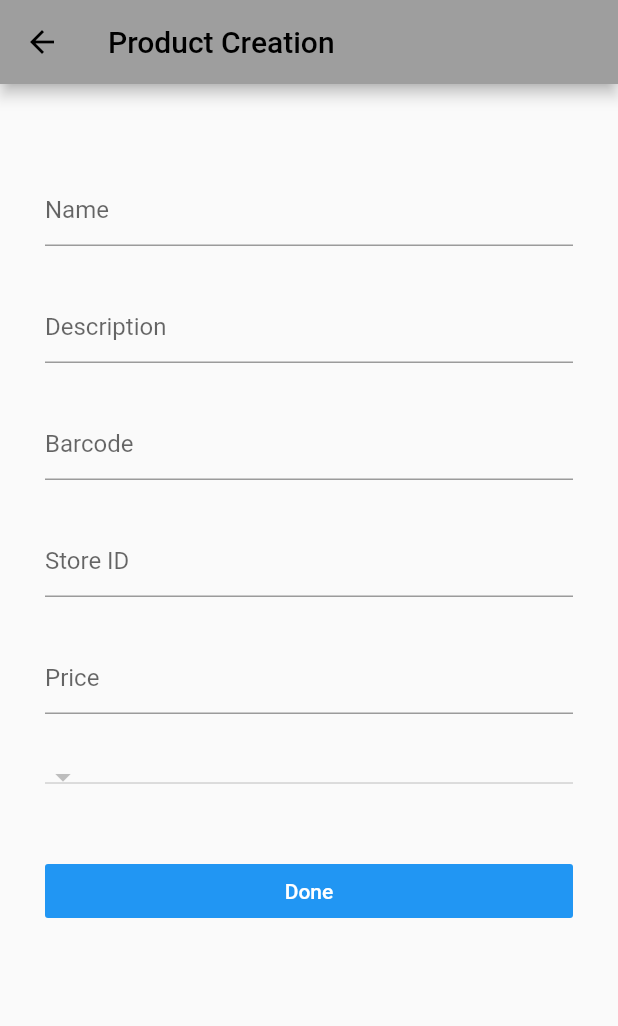
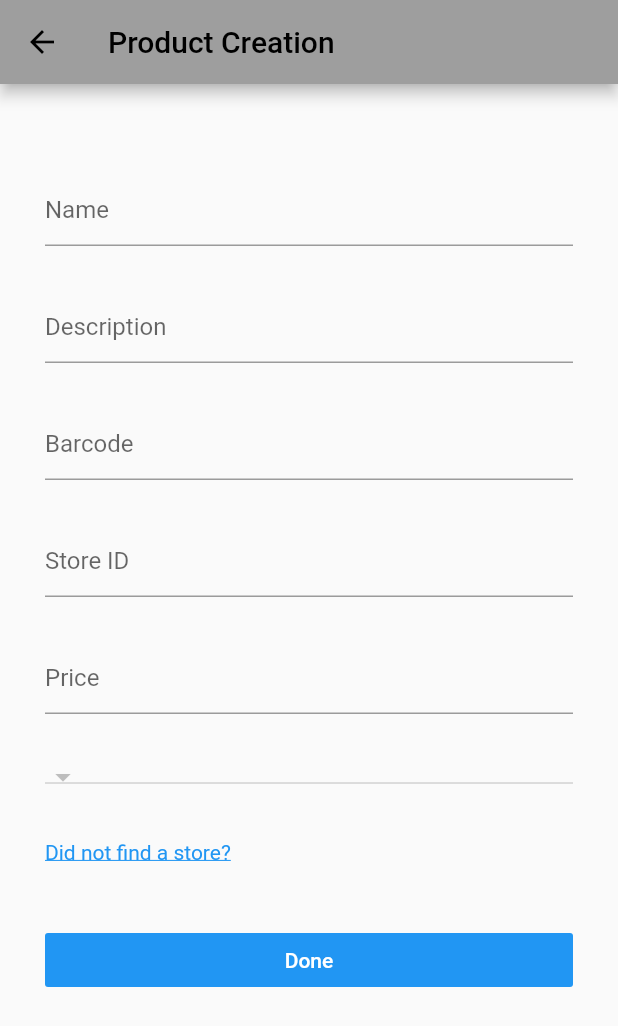
Before and after one commit to muhammedalmanie/matp_flutter, a Flutter app: the AddProduct screen opened directly, on a phone screen of 412 x 824 dp. Shown: the top 1026 px of the screen. Run offline on Flutter 3.47's test engine with Material 2 defaults, Android fonts, the light colour scheme and no system bars; our stand-ins replace anim_search_bar, flutter_slidable; missing offline and left inert: dart:html, gestures; network calls fail; key blocks and very long unbroken strings in the code were emptied for the run.

Commit message:
images/add store/search bar/access modify page

```diff
--- a/lib/pages/navpages/add_product.dart
+++ b/lib/pages/navpages/add_product.dart
@@ -1,12 +1,17 @@
 import 'dart:developer';
 
+import 'package:flutter/gestures.dart';
 import 'package:flutter/material.dart';
 import 'dart:convert';
 import 'package:http/http.dart' as http;
 import 'package:matp/models/store_model.dart';
+import 'package:matp/pages/navpages/home_page.dart';
+import 'package:matp/pages/navpages/product_data.dart';
 import 'package:matp/pages/navpages/products_page.dart';
+import 'package:matp/pages/navpages/store_page.dart';
 import 'package:matp/pages/util.dart';
 import 'package:matp/models/store_model.dart';
+import 'package:gestures/gestures.dart';
 //const String BASE_API = "http://docker101.tk/api/products/add";
 
 showMessage(BuildContext context, String contentMessage) {
@@ -86,7 +91,7 @@ class _AddProductState extends State<AddProduct> {
         ),
         TextField(
           controller: _controllerName,
-          cursorColor: Colors.pink,
+          cursorColor: Colors.blue,
           decoration: InputDecoration(
             hintText: "Name",
           ),
@@ -96,7 +101,7 @@ class _AddProductState extends State<AddProduct> {
         ),
         TextField(
           controller: _controllerDescription,
-          cursorColor: Colors.pink,
+          cursorColor: Colors.blue,
           decoration: InputDecoration(
             hintText: "Description",
           ),
@@ -106,7 +111,7 @@ class _AddProductState extends State<AddProduct> {
         ),
         TextField(
           controller: _controllerBarcode,
-          cursorColor: Colors.pink,
+          cursorColor: Colors.blue,
           decoration: InputDecoration(
             hintText: "Barcode",
           ),
@@ -116,7 +121,7 @@ class _AddProductState extends State<AddProduct> {
         ),
         TextField(
           controller: _controllerStoreID,
-          cursorColor: Colors.pink,
+          cursorColor: Colors.blue,
           decoration: InputDecoration(
             hintText: "Store ID",
           ),
@@ -126,7 +131,7 @@ class _AddProductState extends State<AddProduct> {
         ),
         TextField(
           controller: _controllerPrice,
-          cursorColor: Colors.pink,
+          cursorColor: Colors.blue,
           decoration: InputDecoration(
             hintText: "Price",
           ),
@@ -145,6 +150,45 @@ class _AddProductState extends State<AddProduct> {
           }).toList(),
           onChanged: (_) {},
         ),
+
+        SizedBox(
+          height: 30,
+        ),
+        RichText(
+          text: TextSpan(children: [
+            TextSpan(
+                text: 'Did not find a store?',
+                style: TextStyle(
+                  color: Colors.blue,
+                  decoration: TextDecoration.underline,
+                ),
+                recognizer: TapGestureRecognizer()
+                  ..onTap = () {
+                    Navigator.push(
+                        context,
+                        MaterialPageRoute(
+                          builder: (context) => StorePage(),
+                        ));
+                  }),
+          ]),
+        ),
+
+        // SizedBox(
+        //   height: 30,
+        // ),
+        // FlatButton(
+        //     color: Colors.grey,
+        //     onPressed: () {
+        //       Navigator.push(
+        //           context,
+        //           MaterialPageRoute(
+        //             builder: (context) => StorePage(),
+        //           ));
+        //     },
+        //     child: Text(
+        //       "Did not find a store?",
+        //       style: TextStyle(color: Colors.white),
+        //     )),
 
         SizedBox(
           height: 40,
--- a/pubspec.yaml
+++ b/pubspec.yaml
@@ -39,6 +39,9 @@ dependencies:
   url_launcher: ^6.1.4
   flutter_slidable: ^2.0.0
   image_picker: ^0.8.5+3
+  gestures: ^1.0.0
+  anim_search_bar: ^2.0.2
+
 
 
 dev_dependencies:
```
Also changed, not shown: lib/pages/navpages/products_page.dart (+86 -14 lines), lib/pages/navpages/store_page.dart (+96 -62 lines), pubspec.lock.
